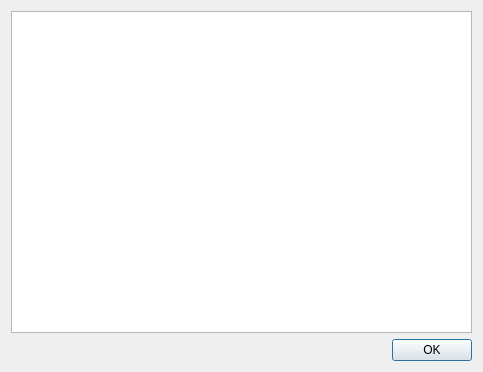
Old version of the form source/modorganizer/src/motddialog.ui in the repository ArialSenki/MO2-Revamped.
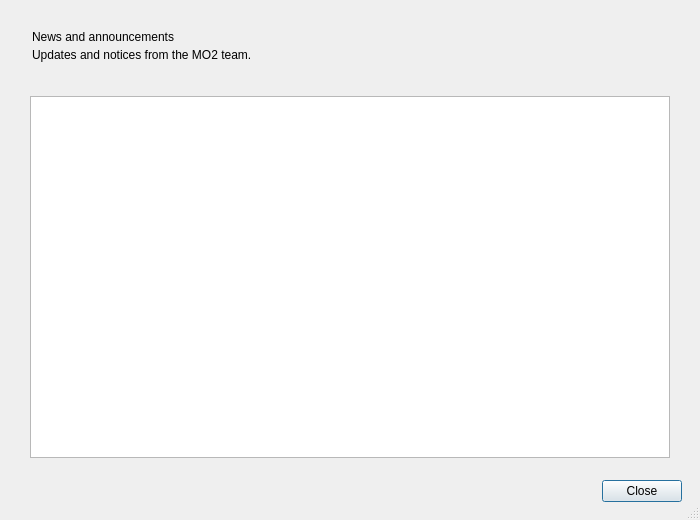
New version of the form.

The edit to the form file:
```diff
--- a/source/modorganizer/src/motddialog.ui
+++ b/source/modorganizer/src/motddialog.ui
@@ -2,47 +2,51 @@
 <ui version="4.0">
  <class>MotDDialog</class>
  <widget class="QDialog" name="MotDDialog">
-  <property name="geometry">
-   <rect>
-    <x>0</x>
-    <y>0</y>
-    <width>483</width>
-    <height>372</height>
-   </rect>
-  </property>
-  <property name="windowTitle">
-   <string>Message of the Day</string>
-  </property>
+  <property name="geometry"><rect><x>0</x><y>0</y><width>700</width><height>520</height></rect></property>
+  <property name="minimumSize"><size><width>520</width><height>380</height></size></property>
+  <property name="windowTitle"><string>Message of the Day</string></property>
+  <property name="sizeGripEnabled"><bool>true</bool></property>
   <layout class="QVBoxLayout" name="verticalLayout">
+   <property name="spacing"><number>12</number></property>
+   <property name="leftMargin"><number>18</number></property>
+   <property name="topMargin"><number>18</number></property>
+   <property name="rightMargin"><number>18</number></property>
+   <property name="bottomMargin"><number>18</number></property>
    <item>
-    <widget class="QTextBrowser" name="motdView">
-     <property name="openLinks">
-      <bool>false</bool>
-     </property>
+    <widget class="QFrame" name="motdHeaderPanel">
+     <property name="frameShape"><enum>QFrame::NoFrame</enum></property>
+     <layout class="QVBoxLayout" name="headerLayout">
+      <property name="spacing"><number>4</number></property>
+      <property name="leftMargin"><number>14</number></property>
+      <property name="topMargin"><number>12</number></property>
+      <property name="rightMargin"><number>14</number></property>
+      <property name="bottomMargin"><number>12</number></property>
+      <item><widget class="QLabel" name="dialogHeading"><property name="text"><string>News and announcements</string></property></widget></item>
+      <item><widget class="QLabel" name="dialogDescription"><property name="text"><string>Updates and notices from the MO2 team.</string></property><property name="wordWrap"><bool>true</bool></property></widget></item>
+     </layout>
     </widget>
    </item>
    <item>
-    <layout class="QHBoxLayout" name="horizontalLayout">
-     <item>
-      <spacer name="horizontalSpacer">
-       <property name="orientation">
-        <enum>Qt::Horizontal</enum>
-       </property>
-       <property name="sizeHint" stdset="0">
-        <size>
-         <width>40</width>
-         <height>20</height>
-        </size>
-       </property>
-      </spacer>
-     </item>
-     <item>
-      <widget class="QPushButton" name="okButton">
-       <property name="text">
-        <string>OK</string>
-       </property>
-      </widget>
-     </item>
+    <widget class="QFrame" name="motdContentCard">
+     <property name="frameShape"><enum>QFrame::NoFrame</enum></property>
+     <layout class="QVBoxLayout" name="contentLayout">
+      <property name="leftMargin"><number>12</number></property>
+      <property name="topMargin"><number>10</number></property>
+      <property name="rightMargin"><number>12</number></property>
+      <property name="bottomMargin"><number>10</number></property>
+      <item>
+       <widget class="QTextBrowser" name="motdView">
+        <property name="openLinks"><bool>false</bool></property>
+        <property name="openExternalLinks"><bool>false</bool></property>
+       </widget>
+      </item>
+     </layout>
+    </widget>
+   </item>
+   <item>
+    <layout class="QHBoxLayout" name="actionsLayout">
+     <item><spacer name="horizontalSpacer"><property name="orientation"><enum>Qt::Horizontal</enum></property><property name="sizeHint" stdset="0"><size><width>40</width><height>20</height></size></property></spacer></item>
+     <item><widget class="QPushButton" name="okButton"><property name="text"><string>Close</string></property><property name="default"><bool>true</bool></property></widget></item>
     </layout>
    </item>
   </layout>
```
